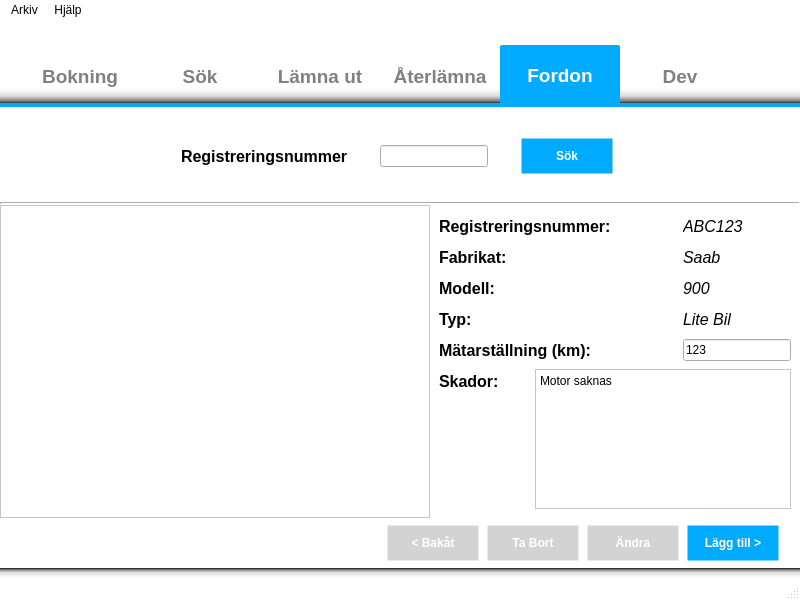
nilsknacken/A3B-repo, file trunk/gui/MainWindow.ui: the form before one commit.
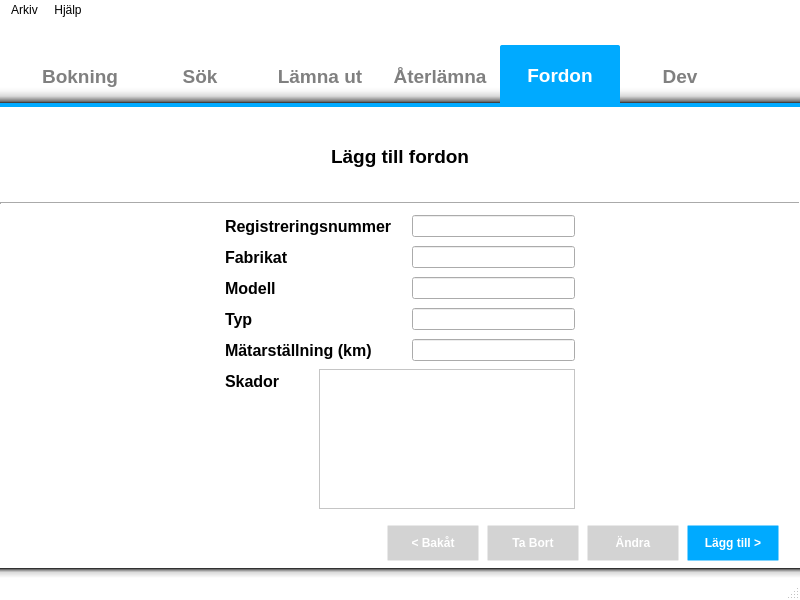
The form after the commit. The open tabs and pages were chosen to show the change. Icons and pictures are not drawn.

What changed in the file:
```diff
--- a/trunk/gui/MainWindow.ui
+++ b/trunk/gui/MainWindow.ui
@@ -2678,7 +2678,7 @@
          </layout>
         </item>
         <item row="2" column="0" colspan="3">
-         <layout class="QGridLayout" name="gridLayout_10">
+         <layout class="QGridLayout" name="gridLayoutP4bottom">
           <item row="0" column="2">
            <widget class="QPushButton" name="pushButtonP4next">
             <property name="text">
@@ -3135,6 +3135,19 @@
        <attribute name="title">
         <string>Fordon</string>
        </attribute>
+       <layout class="QVBoxLayout" name="verticalLayout_5">
+        <property name="spacing">
+         <number>0</number>
+        </property>
+        <property name="margin">
+         <number>0</number>
+        </property>
+        <item>
+         <widget class="QStackedWidget" name="stackedWidgetP5">
+          <property name="currentIndex">
+           <number>0</number>
+          </property>
+          <widget class="QWidget" name="pageP5search">
        <layout class="QVBoxLayout" name="verticalLayout_2">
         <property name="spacing">
          <number>0</number>
@@ -3305,7 +3318,7 @@
             <property name="margin">
              <number>9</number>
             </property>
-            <item row="4" column="0" colspan="2">
+                <item row="5" column="0" colspan="2">
              <widget class="QLabel" name="labelP5mileage">
               <property name="sizePolicy">
                <sizepolicy hsizetype="Preferred" vsizetype="Fixed">
@@ -3327,7 +3340,7 @@
                </font>
               </property>
               <property name="text">
-               <string>Mätarställning (km):</string>
+                   <string>Mätarställning (km)</string>
               </property>
              </widget>
             </item>
@@ -3353,7 +3366,7 @@
                </font>
               </property>
               <property name="text">
-               <string>Fabrikat:</string>
+                   <string>Fabrikat</string>
               </property>
              </widget>
             </item>
@@ -3379,11 +3392,11 @@
                </font>
               </property>
               <property name="text">
-               <string>Registreringsnummer:</string>
+                   <string>Registreringsnummer</string>
               </property>
              </widget>
             </item>
-            <item row="5" column="1" rowspan="2" colspan="2">
+                <item row="6" column="1" rowspan="2" colspan="2">
              <widget class="QPlainTextEdit" name="plainTextEditP5damages_var">
               <property name="sizePolicy">
                <sizepolicy hsizetype="Preferred" vsizetype="Expanding">
@@ -3411,7 +3424,7 @@
               </property>
              </widget>
             </item>
-            <item row="5" column="0">
+                <item row="6" column="0">
              <widget class="QLabel" name="labelP5damages">
               <property name="sizePolicy">
                <sizepolicy hsizetype="Preferred" vsizetype="Fixed">
@@ -3433,11 +3446,11 @@
                </font>
               </property>
               <property name="text">
-               <string>Skador:</string>
+                   <string>Skador</string>
               </property>
              </widget>
             </item>
-            <item row="4" column="2">
+                <item row="5" column="2">
              <widget class="QLineEdit" name="lineEditP5mileage_var">
               <property name="sizePolicy">
                <sizepolicy hsizetype="Fixed" vsizetype="Fixed">
@@ -3451,9 +3464,6 @@
                 <height>0</height>
                </size>
               </property>
-              <property name="text">
-               <string>123</string>
-              </property>
               <property name="maxLength">
                <number>6</number>
               </property>
@@ -3483,7 +3493,7 @@
                </font>
               </property>
               <property name="text">
-               <string>Lite Bil</string>
+                   <string/>
               </property>
              </widget>
             </item>
@@ -3508,7 +3518,7 @@
                </font>
               </property>
               <property name="text">
-               <string>ABC123</string>
+                   <string/>
               </property>
              </widget>
             </item>
@@ -3533,7 +3543,7 @@
                </font>
               </property>
               <property name="text">
-               <string>Saab</string>
+                   <string/>
               </property>
              </widget>
             </item>
@@ -3558,7 +3568,7 @@
                </font>
               </property>
               <property name="text">
-               <string>900</string>
+                   <string/>
               </property>
              </widget>
             </item>
@@ -3584,7 +3594,7 @@
                </font>
               </property>
               <property name="text">
-               <string>Typ:</string>
+                   <string>Typ</string>
               </property>
              </widget>
             </item>
@@ -3610,13 +3620,361 @@
                </font>
               </property>
               <property name="text">
-               <string>Modell:</string>
+                   <string>Modell</string>
               </property>
              </widget>
             </item>
            </layout>
           </item>
          </layout>
+            </item>
+           </layout>
+          </widget>
+          <widget class="QWidget" name="pageP5add">
+           <layout class="QGridLayout" name="gridLayout_10">
+            <property name="margin">
+             <number>0</number>
+            </property>
+            <property name="spacing">
+             <number>0</number>
+            </property>
+            <item row="0" column="0" colspan="3">
+             <layout class="QGridLayout" name="gridLayoutP4top_2">
+              <property name="leftMargin">
+               <number>0</number>
+              </property>
+              <property name="topMargin">
+               <number>9</number>
+              </property>
+              <property name="rightMargin">
+               <number>0</number>
+              </property>
+              <item row="0" column="1">
+               <widget class="QLabel" name="labelCheckoutHeadline_3">
+                <property name="font">
+                 <font>
+                  <pointsize>14</pointsize>
+                  <weight>75</weight>
+                  <bold>true</bold>
+                 </font>
+                </property>
+                <property name="text">
+                 <string>Lägg till fordon</string>
+                </property>
+               </widget>
+              </item>
+              <item row="0" column="2">
+               <spacer name="horizontalSpacer_48">
+                <property name="orientation">
+                 <enum>Qt::Horizontal</enum>
+                </property>
+                <property name="sizeHint" stdset="0">
+                 <size>
+                  <width>40</width>
+                  <height>20</height>
+                 </size>
+                </property>
+               </spacer>
+              </item>
+              <item row="1" column="0" colspan="3">
+               <widget class="Line" name="line_8">
+                <property name="lineWidth">
+                 <number>2</number>
+                </property>
+                <property name="orientation">
+                 <enum>Qt::Horizontal</enum>
+                </property>
+               </widget>
+              </item>
+              <item row="0" column="3">
+               <spacer name="verticalSpacer_25">
+                <property name="orientation">
+                 <enum>Qt::Vertical</enum>
+                </property>
+                <property name="sizeType">
+                 <enum>QSizePolicy::Fixed</enum>
+                </property>
+                <property name="sizeHint" stdset="0">
+                 <size>
+                  <width>0</width>
+                  <height>80</height>
+                 </size>
+                </property>
+               </spacer>
+              </item>
+              <item row="0" column="0">
+               <spacer name="horizontalSpacer_49">
+                <property name="orientation">
+                 <enum>Qt::Horizontal</enum>
+                </property>
+                <property name="sizeHint" stdset="0">
+                 <size>
+                  <width>40</width>
+                  <height>20</height>
+                 </size>
+                </property>
+               </spacer>
+              </item>
+             </layout>
+            </item>
+            <item row="1" column="1">
+             <spacer name="verticalSpacer_24">
+              <property name="orientation">
+               <enum>Qt::Vertical</enum>
+              </property>
+              <property name="sizeHint" stdset="0">
+               <size>
+                <width>20</width>
+                <height>21</height>
+               </size>
+              </property>
+             </spacer>
+            </item>
+            <item row="2" column="0">
+             <spacer name="horizontalSpacer_46">
+              <property name="orientation">
+               <enum>Qt::Horizontal</enum>
+              </property>
+              <property name="sizeHint" stdset="0">
+               <size>
+                <width>213</width>
+                <height>20</height>
+               </size>
+              </property>
+             </spacer>
+            </item>
+            <item row="2" column="1">
+             <layout class="QGridLayout" name="gridLayout_11">
+              <property name="horizontalSpacing">
+               <number>20</number>
+              </property>
+              <property name="margin">
+               <number>9</number>
+              </property>
+              <item row="5" column="0">
+               <widget class="QLabel" name="labelP5add_damages">
+                <property name="sizePolicy">
+                 <sizepolicy hsizetype="Preferred" vsizetype="Fixed">
+                  <horstretch>0</horstretch>
+                  <verstretch>0</verstretch>
+                 </sizepolicy>
+                </property>
+                <property name="minimumSize">
+                 <size>
+                  <width>0</width>
+                  <height>25</height>
+                 </size>
+                </property>
+                <property name="font">
+                 <font>
+                  <pointsize>12</pointsize>
+                  <weight>75</weight>
+                  <bold>true</bold>
+                 </font>
+                </property>
+                <property name="text">
+                 <string>Skador</string>
+                </property>
+               </widget>
+              </item>
+              <item row="1" column="0" colspan="2">
+               <widget class="QLabel" name="labelP5add_fabric">
+                <property name="sizePolicy">
+                 <sizepolicy hsizetype="Preferred" vsizetype="Fixed">
+                  <horstretch>0</horstretch>
+                  <verstretch>0</verstretch>
+                 </sizepolicy>
+                </property>
+                <property name="minimumSize">
+                 <size>
+                  <width>0</width>
+                  <height>25</height>
+                 </size>
+                </property>
+                <property name="font">
+                 <font>
+                  <pointsize>12</pointsize>
+                  <weight>75</weight>
+                  <bold>true</bold>
+                 </font>
+                </property>
+                <property name="text">
+                 <string>Fabrikat</string>
+                </property>
+               </widget>
+              </item>
+              <item row="0" column="0" colspan="2">
+               <widget class="QLabel" name="labelP5add_regnr">
+                <property name="sizePolicy">
+                 <sizepolicy hsizetype="Preferred" vsizetype="Fixed">
+                  <horstretch>0</horstretch>
+                  <verstretch>0</verstretch>
+                 </sizepolicy>
+                </property>
+                <property name="minimumSize">
+                 <size>
+                  <width>0</width>
+                  <height>25</height>
+                 </size>
+                </property>
+                <property name="font">
+                 <font>
+                  <pointsize>12</pointsize>
+                  <weight>75</weight>
+                  <bold>true</bold>
+                 </font>
+                </property>
+                <property name="text">
+                 <string>Registreringsnummer</string>
+                </property>
+               </widget>
+              </item>
+              <item row="5" column="1" rowspan="2" colspan="2">
+               <widget class="QPlainTextEdit" name="plainTextEditP5add_damages_var">
+                <property name="sizePolicy">
+                 <sizepolicy hsizetype="Preferred" vsizetype="Expanding">
+                  <horstretch>0</horstretch>
+                  <verstretch>0</verstretch>
+                 </sizepolicy>
+                </property>
+                <property name="minimumSize">
+                 <size>
+                  <width>200</width>
+                  <height>0</height>
+                 </size>
+                </property>
+                <property name="maximumSize">
+                 <size>
+                  <width>300</width>
+                  <height>16777215</height>
+                 </size>
+                </property>
+               </widget>
+              </item>
+              <item row="2" column="2">
+               <widget class="QLineEdit" name="lineEditP5add_model_var"/>
+              </item>
+              <item row="1" column="2">
+               <widget class="QLineEdit" name="lineEditP5add_fabric_var"/>
+              </item>
+              <item row="0" column="2">
+               <widget class="QLineEdit" name="lineEditP5add_regnr_var"/>
+              </item>
+              <item row="2" column="0" colspan="2">
+               <widget class="QLabel" name="labelP5add_model">
+                <property name="sizePolicy">
+                 <sizepolicy hsizetype="Preferred" vsizetype="Fixed">
+                  <horstretch>0</horstretch>
+                  <verstretch>0</verstretch>
+                 </sizepolicy>
+                </property>
+                <property name="minimumSize">
+                 <size>
+                  <width>0</width>
+                  <height>25</height>
+                 </size>
+                </property>
+                <property name="font">
+                 <font>
+                  <pointsize>12</pointsize>
+                  <weight>75</weight>
+                  <bold>true</bold>
+                 </font>
+                </property>
+                <property name="text">
+                 <string>Modell</string>
+                </property>
+               </widget>
+              </item>
+              <item row="3" column="2">
+               <widget class="QLineEdit" name="lineEditP5add_type_var"/>
+              </item>
+              <item row="3" column="0" colspan="2">
+               <widget class="QLabel" name="labelP5add_type">
+                <property name="sizePolicy">
+                 <sizepolicy hsizetype="Preferred" vsizetype="Fixed">
+                  <horstretch>0</horstretch>
+                  <verstretch>0</verstretch>
+                 </sizepolicy>
+                </property>
+                <property name="minimumSize">
+                 <size>
+                  <width>0</width>
+                  <height>25</height>
+                 </size>
+                </property>
+                <property name="font">
+                 <font>
+                  <pointsize>12</pointsize>
+                  <weight>75</weight>
+                  <bold>true</bold>
+                 </font>
+                </property>
+                <property name="text">
+                 <string>Typ</string>
+                </property>
+               </widget>
+              </item>
+              <item row="4" column="2">
+               <widget class="QLineEdit" name="lineEditP5add_mileage_var"/>
+              </item>
+              <item row="4" column="0" colspan="2">
+               <widget class="QLabel" name="labelP5add_mileage">
+                <property name="sizePolicy">
+                 <sizepolicy hsizetype="Preferred" vsizetype="Fixed">
+                  <horstretch>0</horstretch>
+                  <verstretch>0</verstretch>
+                 </sizepolicy>
+                </property>
+                <property name="minimumSize">
+                 <size>
+                  <width>0</width>
+                  <height>25</height>
+                 </size>
+                </property>
+                <property name="font">
+                 <font>
+                  <pointsize>12</pointsize>
+                  <weight>75</weight>
+                  <bold>true</bold>
+                 </font>
+                </property>
+                <property name="text">
+                 <string>Mätarställning (km)</string>
+                </property>
+               </widget>
+              </item>
+             </layout>
+            </item>
+            <item row="2" column="2">
+             <spacer name="horizontalSpacer_47">
+              <property name="orientation">
+               <enum>Qt::Horizontal</enum>
+              </property>
+              <property name="sizeHint" stdset="0">
+               <size>
+                <width>213</width>
+                <height>20</height>
+               </size>
+              </property>
+             </spacer>
+            </item>
+            <item row="3" column="1">
+             <spacer name="verticalSpacer_23">
+              <property name="orientation">
+               <enum>Qt::Vertical</enum>
+              </property>
+              <property name="sizeHint" stdset="0">
+               <size>
+                <width>20</width>
+                <height>21</height>
+               </size>
+              </property>
+             </spacer>
+            </item>
+           </layout>
+          </widget>
+         </widget>
         </item>
         <item>
          <layout class="QGridLayout" name="gridLayoutP5bottom">
```
Left out of the diff: 569 changed lines with no effect on the pictures. Lines whose indentation alone changed are shown as unchanged.
